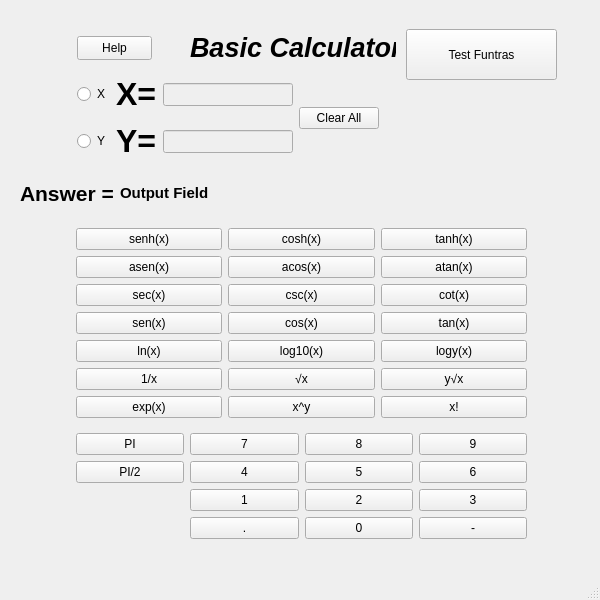
This is Calculadora_Funtras/mainwindow.ui in Kendall2300/Tarea1_ANPI as Qt 5 draws it before an edit. The edited form follows.
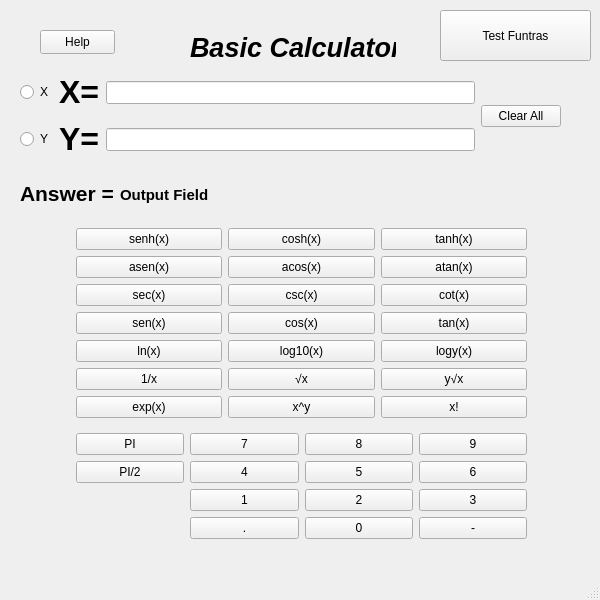
This is the edited form.

Commit message: cambios en la ventana

What changed in the file:
```diff
--- a/Calculadora_Funtras/mainwindow.ui
+++ b/Calculadora_Funtras/mainwindow.ui
@@ -53,8 +53,8 @@
    <widget class="QPushButton" name="pushButton_2">
     <property name="geometry">
      <rect>
-      <x>406</x>
-      <y>29</y>
+      <x>440</x>
+      <y>10</y>
       <width>151</width>
       <height>51</height>
      </rect>
@@ -331,9 +331,9 @@
    <widget class="QWidget" name="layoutWidget">
     <property name="geometry">
      <rect>
-      <x>77</x>
-      <y>72</y>
-      <width>302</width>
+      <x>20</x>
+      <y>70</y>
+      <width>541</width>
       <height>94</height>
      </rect>
     </property>
@@ -341,7 +341,7 @@
      <item row="0" column="2">
       <widget class="QLineEdit" name="x_Field">
        <property name="enabled">
-        <bool>false</bool>
+        <bool>true</bool>
        </property>
        <property name="font">
         <font>
@@ -367,7 +367,7 @@
      <item row="1" column="2">
       <widget class="QLineEdit" name="y_Field">
        <property name="enabled">
-        <bool>false</bool>
+        <bool>true</bool>
        </property>
        <property name="font">
         <font>
@@ -410,8 +410,8 @@
    <widget class="QPushButton" name="help_Btn">
     <property name="geometry">
      <rect>
-      <x>77</x>
-      <y>36</y>
+      <x>40</x>
+      <y>30</y>
       <width>75</width>
       <height>24</height>
      </rect>
@@ -453,9 +453,9 @@
     <property name="geometry">
      <rect>
       <x>120</x>
-      <y>180</y>
+      <y>185</y>
       <width>461</width>
-      <height>26</height>
+      <height>21</height>
      </rect>
     </property>
     <property name="font">
```
The commit also changes 7 other files.
